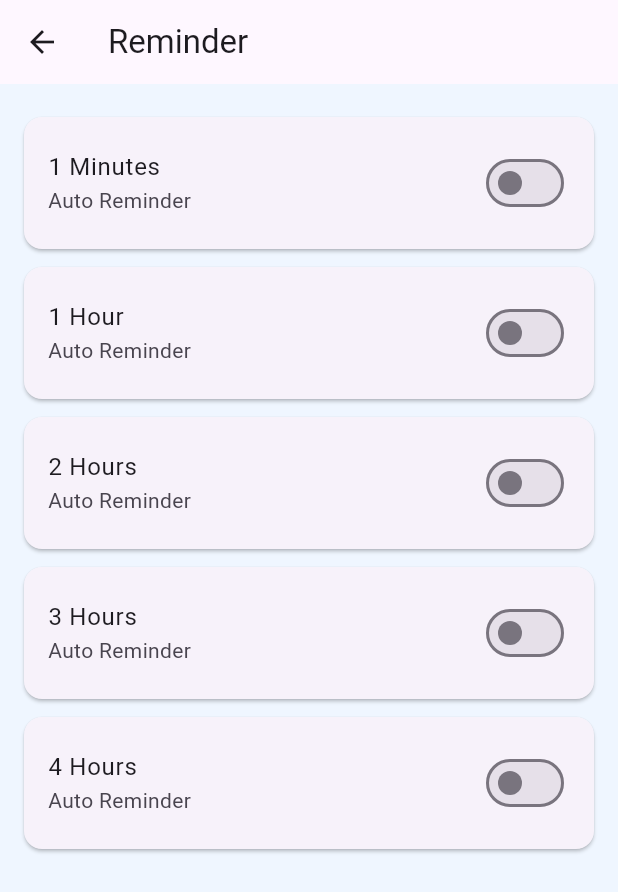
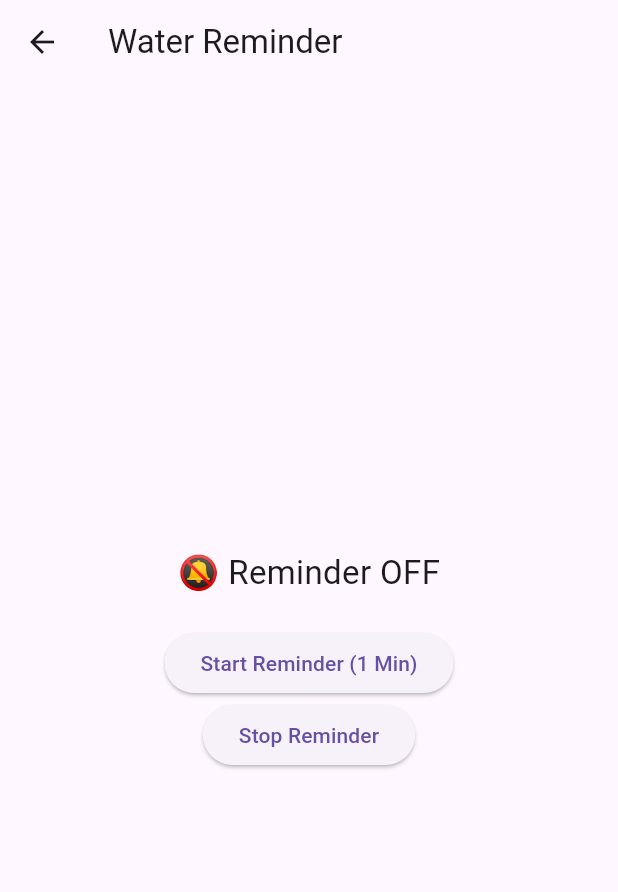
Before and after one commit to Ismailakram300/water_reminder_app, a Flutter app: the ReminderScreen screen opened directly, on a phone screen of 412 x 824 dp. Shown: the top 892 px of the screen. Run offline on Flutter 3.47's test engine with Material 3 defaults, Android fonts, the light colour scheme and no system bars; our stand-ins replace fl_chart, flutter_local_notifications, liquid_progress_indicator_v2, numberpicker, percent_indicator, permission_handler and 2 more; missing offline and left inert: android_alarm_manager_plus; accounts and stored records are empty; statements that could not run were skipped.

Commit message:
Update reminder.dart

```diff
--- a/lib/screens/reminder.dart
+++ b/lib/screens/reminder.dart
@@ -1,132 +1,167 @@
+// import 'package:flutter/material.dart';
+// import 'package:permission_handler/permission_handler.dart';
+//
+// import '../main.dart';
+// import '../notification_service.dart';
+// import 'dart:io';
+// import 'package:android_intent_plus/android_intent.dart';
+// import 'package:android_intent_plus/flag.dart';
+//
+// class ReminderScreen extends StatefulWidget {
+//   @override
+//   _ReminderScreenState createState() => _ReminderScreenState();
+// }
+//
+// class _ReminderScreenState extends State<ReminderScreen> {
+//
+//   int selectedInterval = 30; // 30 minutes default
+//   @override
+//   void initState() {
+//     super.initState();
+//     requestNotificationPermission();
+//     if (Platform.isAndroid && Platform.version.compareTo('12') >= 0) {
+//       requestExactAlarmPermission();
+//     }
+//
+//   }
+//
+//   Future<void> requestExactAlarmPermission() async {
+//     const intent = AndroidIntent(
+//       action: 'android.settings.REQUEST_SCHEDULE_EXACT_ALARM',
+//     );
+//
+//     try {
+//       await intent.launch();
+//     } catch (e) {
+//       print('❌ Failed to open exact alarm permission settings: $e');
+//     }
+//   }
+//
+//
+//
+//   final List<int> reminderOptions = [1, 60, 120, 180, 240];
+//
+//
+//   @override
+//   Widget build(BuildContext context) {
+//     return Scaffold(
+//       backgroundColor: Color(0xffEFF7FF),
+//       appBar: AppBar(
+//         title: Text("Reminder"),
+//         leading: IconButton(
+//           icon: Icon(Icons.arrow_back),
+//           onPressed: () => Navigator.pop(context),
+//         ),
+//       ),
+//       body: Container(
+//         color: Color(0xFFEFF6FF),
+//         child: ListView.builder(
+//           padding: EdgeInsets.all(16),
+//           itemCount: reminderOptions.length,
+//           itemBuilder: (context, index) {
+//             int minutes = reminderOptions[index];
+//             return ReminderTile(
+//               label: _getLabel(minutes),
+//               isSelected: selectedInterval == minutes,
+//               onChanged: (val) async {
+//                 setState(() {
+//                   selectedInterval = minutes;
+//                 });
+//                 await NotificationService.cancelReminder();         // Cancel old reminder
+//                 await NotificationService.scheduleReminder(minutes);     // Schedule new notification
+//                                   // Set alarm in Android clock
+//               },
+//
+//             );
+//           },
+//         ),
+//       ),
+//     );
+//   }
+//
+//   String _getLabel(int minutes) {
+//     if (minutes < 60) return "$minutes Minutes";
+//     return "${minutes ~/ 60} ${minutes == 60 ? 'Hour' : 'Hours'}";
+//   }
+// }
+//
+// class ReminderTile extends StatelessWidget {
+//   final String label;
+//   final bool isSelected;
+//   final ValueChanged<bool> onChanged;
+//
+//   const ReminderTile({
+//     required this.label,
+//     required this.isSelected,
+//     required this.onChanged,
+//   });
+//
+//   @override
+//   Widget build(BuildContext context) {
+//     return Card(
+//       shape: RoundedRectangleBorder(borderRadius: BorderRadius.circular(12)),
+//       elevation: 1,
+//       margin: EdgeInsets.symmetric(vertical: 6),
+//       child: ListTile(
+//         contentPadding: EdgeInsets.symmetric(horizontal: 16, vertical: 8),
+//         title: Text(label),
+//         subtitle: Text("Auto Reminder"),
+//         trailing: Switch(
+//           value: isSelected,
+//           onChanged: onChanged,
+//           activeColor: Colors.blue,
+//         ),
+//         onTap: () => onChanged(!isSelected),
+//       ),
+//     );
+//   }
+// }
+
 import 'package:flutter/material.dart';
-import 'package:permission_handler/permission_handler.dart';
+import 'package:android_alarm_manager_plus/android_alarm_manager_plus.dart';
+import '../notification_service.dart';
 
-import '../notification_service.dart';
-import 'dart:io';
-import 'package:android_intent_plus/android_intent.dart';
-import 'package:android_intent_plus/flag.dart';
+
+
 
 class ReminderScreen extends StatefulWidget {
   @override
-  _ReminderScreenState createState() => _ReminderScreenState();
+  State<ReminderScreen> createState() => _ReminderScreenState();
 }
 
 class _ReminderScreenState extends State<ReminderScreen> {
-
-  Future<void> setSystemAlarmClock(int afterMinutes) async {
-    if (!Platform.isAndroid) return;
-
-    final now = DateTime.now();
-    final future = now.add(Duration(minutes: afterMinutes));
-
-    final intent = AndroidIntent(
-      action: 'android.intent.action.SET_ALARM',
-      arguments: {
-        'android.intent.extra.alarm.HOUR': future.hour,
-        'android.intent.extra.alarm.MINUTES': future.minute,
-        'android.intent.extra.alarm.MESSAGE': 'Drink Water 💧',
-        'android.intent.extra.alarm.SKIP_UI': false,
-      },
-      flags: <int>[Flag.FLAG_ACTIVITY_NEW_TASK],
-    );
-
-    try {
-      await intent.launch();
-    } catch (e) {
-      print("🚨 Failed to launch alarm intent: $e");
-    }
-
-  }
-
-  int selectedInterval = 30; // 30 minutes default
-  @override
-  void initState() {
-    super.initState();
-    _requestNotificationPermission();
-  }
-
-  Future<void> _requestNotificationPermission() async {
-    final status = await Permission.notification.status;
-    if (!status.isGranted) {
-      await Permission.notification.request();
-    }
-  }
-
-
-  final List<int> reminderOptions = [1, 60, 120, 180, 240];
-
+  bool isReminderOn = false;
 
   @override
   Widget build(BuildContext context) {
     return Scaffold(
-      backgroundColor: Color(0xffEFF7FF),
-      appBar: AppBar(
-        title: Text("Reminder"),
-        leading: IconButton(
-          icon: Icon(Icons.arrow_back),
-          onPressed: () => Navigator.pop(context),
-        ),
-      ),
-      body: Container(
-        color: Color(0xFFEFF6FF),
-        child: ListView.builder(
-          padding: EdgeInsets.all(16),
-          itemCount: reminderOptions.length,
-          itemBuilder: (context, index) {
-            int minutes = reminderOptions[index];
-            return ReminderTile(
-              label: _getLabel(minutes),
-              isSelected: selectedInterval == minutes,
-              onChanged: (val) async {
-                setState(() {
-                  selectedInterval = minutes;
-                });
-                await NotificationService.cancelAllReminders();         // Cancel existing notification
-                await NotificationService.scheduleReminder(minutes);    // Schedule new notification
-                await setSystemAlarmClock(minutes);                     // Set alarm in Android clock
+      appBar: AppBar(title: const Text("Water Reminder")),
+      body: Center(
+        child: Column(
+          mainAxisAlignment: MainAxisAlignment.center,
+          children: [
+            Text(
+              isReminderOn ? "🔔 Reminder ON" : "🔕 Reminder OFF",
+              style: const TextStyle(fontSize: 22),
+            ),
+            const SizedBox(height: 20),
+            ElevatedButton(
+              onPressed: () async {
+                await NotificationService.scheduleReminder(intervalMinutes: 1);
+                setState(() => isReminderOn = true);
               },
-
-            );
-          },
+              child: const Text("Start Reminder (1 Min)"),
+            ),
+            ElevatedButton(
+              onPressed: () async {
+                await NotificationService.cancelReminder();
+                setState(() => isReminderOn = false);
+              },
+              child: const Text("Stop Reminder"),
+            ),
+          ],
         ),
       ),
     );
   }
-
-  String _getLabel(int minutes) {
-    if (minutes < 60) return "$minutes Minutes";
-    return "${minutes ~/ 60} ${minutes == 60 ? 'Hour' : 'Hours'}";
-  }
 }
-
-class ReminderTile extends StatelessWidget {
-  final String label;
-  final bool isSelected;
-  final ValueChanged<bool> onChanged;
-
-  const ReminderTile({
-    required this.label,
-    required this.isSelected,
-    required this.onChanged,
-  });
-
-  @override
-  Widget build(BuildContext context) {
-    return Card(
-      shape: RoundedRectangleBorder(borderRadius: BorderRadius.circular(12)),
-      elevation: 1,
-      margin: EdgeInsets.symmetric(vertical: 6),
-      child: ListTile(
-        contentPadding: EdgeInsets.symmetric(horizontal: 16, vertical: 8),
-        title: Text(label),
-        subtitle: Text("Auto Reminder"),
-        trailing: Switch(
-          value: isSelected,
-          onChanged: onChanged,
-          activeColor: Colors.blue,
-        ),
-        onTap: () => onChanged(!isSelected),
-      ),
-    );
-  }
-}
```
